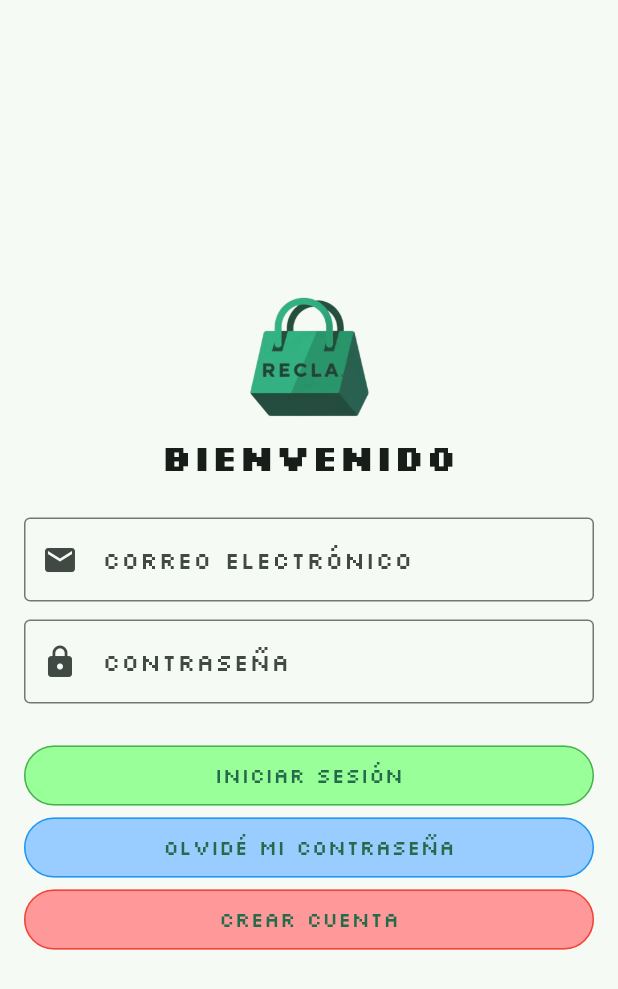
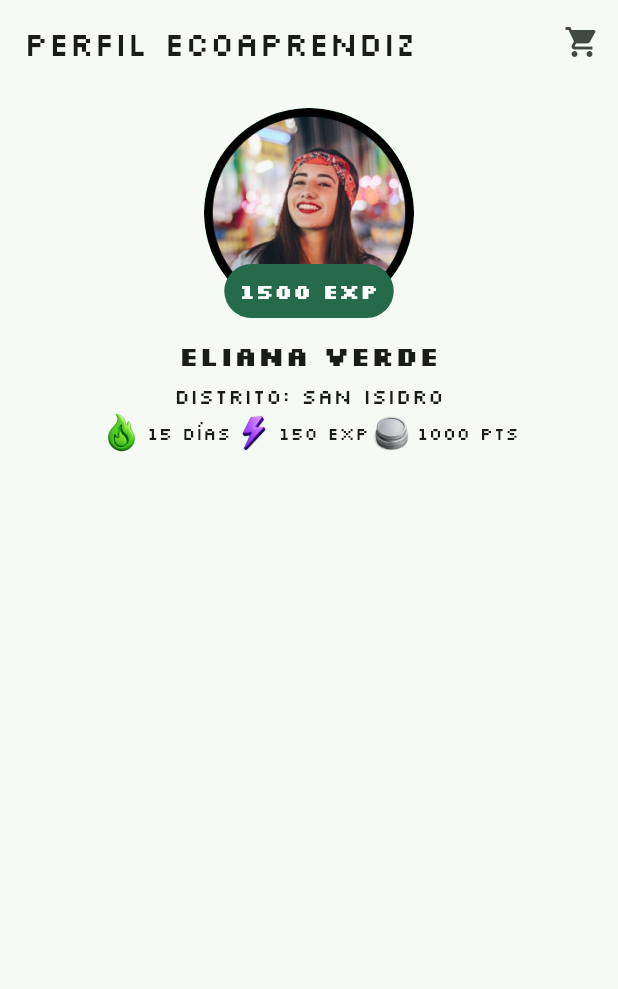
Before and after one commit to caroSeminario23/RECLA_frontend, a Flutter app: the screen it shows after launch, on a phone screen of 412 x 824 dp. Shown: the top 989 px of the screen. Run offline on Flutter 3.47's test engine with Material 3 defaults, Android fonts, the phone set to English and light mode, and no system bars.

Commit message:
Avance componente de perfil y puntos de gamificación

```diff
--- a/lib/main.dart
+++ b/lib/main.dart
@@ -3,7 +3,7 @@ import 'theme/theme.dart';
 
 import 'package:recla/src/others/features/bienvenida/bienvenida_screen.dart'; //Importación del archivo de colores
 import 'package:recla/src/platform/presentation/screens/login.dart';
-
+import 'package:recla/src/platform/presentation/screens/perfil_eco.dart';
 void main() {
   runApp(const MyApp());
 }
@@ -17,7 +17,8 @@ class MyApp extends StatelessWidget {
       title: 'RECLA',
       theme: AppTheme.lightTheme(),
       //home: const BienvenidaScreen()
-      home: const Login()
+      //home: const Login()
+      home: const PerfilEcoPagina(),
     );
   }
 }
--- /dev/null
+++ b/lib/src/gamification/presentation/widgets/puntos.dart
@@ -0,0 +1,34 @@
+import 'package:flutter/material.dart';
+
+class ImagenConTexto extends StatelessWidget {
+  final String imagePath;
+  final String text;
+
+  const ImagenConTexto({
+    super.key,
+    required this.imagePath,
+    required this.text,
+  });
+
+  @override
+  Widget build(BuildContext context) {
+    return Row(
+      mainAxisAlignment: MainAxisAlignment.center, // Centra el contenido horizontalmente
+      children: [
+        Image.asset(
+          imagePath,
+          width: 30,
+          height: 30,
+        ),
+        const SizedBox(width: 2), // Espacio entre la imagen y el texto
+        Text(
+          text,
+          style: const TextStyle(
+            fontSize: 12, // Tamaño del texto
+            //fontWeight: FontWeight.bold, // Texto en negrita
+          ),
+        ),
+      ],
+    );
+  }
+}
--- a/lib/src/platform/presentation/screens/login.dart
+++ b/lib/src/platform/presentation/screens/login.dart
@@ -21,11 +21,11 @@ class Login extends StatelessWidget {
             const Text(
               'BIENVENIDO',
               style: TextStyle(
-                fontSize: 24,
+                fontSize: 32,
                 fontWeight: FontWeight.bold,
               ),
             ),
-            SizedBox(height: 24), //Espacio entre el logo y el texto
+            SizedBox(height: 48), //Espacio entre el logo y el texto
 
             //Ingreso de email
             Align(
@@ -81,7 +81,7 @@ class Login extends StatelessWidget {
                 );
                 },
                 style: ElevatedButton.styleFrom(
-                  backgroundColor: const Color.fromARGB(255,153,255,153), // Cambia el color del botón
+                  backgroundColor: const Color.fromARGB(255,208,232,216), // Cambia el color del botón
                   side: const BorderSide(color: Colors.green, width: 1.0),
                   elevation: 0, // Elimina la sombra del botón
                 ),
@@ -112,7 +112,7 @@ class Login extends StatelessWidget {
                 );
                 },
                 style: ElevatedButton.styleFrom(
-                  backgroundColor: const Color.fromARGB(255,153,204,255), // Cambia el color del botón
+                  backgroundColor: const Color.fromARGB(255,192,233,250), // Cambia el color del botón
                   side: const BorderSide(color: Colors.blue, width: 1.0),
                   elevation: 0, // Elimina la sombra del botón
                 ),
@@ -143,7 +143,7 @@ class Login extends StatelessWidget {
                 );
                 },
                 style: ElevatedButton.styleFrom(
-                  backgroundColor: const Color.fromARGB(255,255,153,153), // Cambia el color del botón
+                  backgroundColor: const Color.fromARGB(255,255,218,214), // Cambia el color del botón
                   side: const BorderSide(color: Colors.red, width: 1.0),
                   elevation: 0, // Elimina la sombra del botón
                 ),
--- /dev/null
+++ b/lib/src/platform/presentation/screens/perfil_eco.dart
@@ -0,0 +1,72 @@
+import 'package:flutter/material.dart';
+import 'package:recla/src/platform/presentation/widgets/foto_perfil.dart';
+import 'package:recla/src/gamification/presentation/widgets/puntos.dart';
+
+
+class PerfilEcoPagina extends StatelessWidget {
+  const PerfilEcoPagina({super.key});
+  @override
+  Widget build(BuildContext context){
+    return Scaffold(
+      appBar: AppBar(
+        title: const Text('PERFIL ECOAPRENDIZ'),
+        automaticallyImplyLeading: false,
+        actions: [
+          IconButton(
+            icon: const Icon(Icons.shopping_cart),
+            /*onPressed: () {
+              Navigator.push(context,
+                MaterialPageRoute(builder: (context) => FormularioPublicacion()),
+              );
+
+            },*/
+            onPressed: () {
+                ScaffoldMessenger.of(context).showSnackBar(
+                    const SnackBar(
+                    content: Text('Funcionalidad en desarrollo'),
+                    ),
+                );
+                },
+          ),
+        ],
+      ),
+      body: Container(
+        padding: const EdgeInsets.symmetric(horizontal: 16, vertical: 16),
+        child: Column(
+          mainAxisAlignment: MainAxisAlignment.start,
+          crossAxisAlignment: CrossAxisAlignment.center,
+          children: [
+            //Llamada a la imagen de perfil
+            Center(
+              child: PerfilExp(
+                imagePath: 'assets/images/foto_perfil_ejemplo.png',
+                experience: 1500,
+                name: 'Eliana Verde',
+                district: 'San Isidro',
+              ),
+            ),
+            Center(
+              child: Row(
+                mainAxisAlignment: MainAxisAlignment.center,
+                children: [
+                  ImagenConTexto(
+                  imagePath: 'assets/images/icono_racha.png',
+                  text: '15 días',
+                  ),
+                  ImagenConTexto(
+                  imagePath: 'assets/images/icono_experiencia.png',
+                  text: '150 EXP',
+                  ),
+                  ImagenConTexto(
+                    imagePath: 'assets/images/icono_monedas.png',
+                    text: '1000 PTS',)
+                ],
+              )
+            ),
+
+          ]
+        ),
+      ),
+    );
+  }
+}
--- /dev/null
+++ b/lib/src/platform/presentation/widgets/foto_perfil.dart
@@ -0,0 +1,87 @@
+import 'package:flutter/material.dart';
+
+class PerfilExp extends StatelessWidget {
+  final String imagePath;
+  final int experience;
+  final String name;
+  final String district;
+
+  const PerfilExp({
+    super.key,
+    required this.imagePath,
+    required this.experience,
+    required this.name,
+    required this.district,
+  });
+
+  @override
+  Widget build(BuildContext context) {
+    return Column(
+      mainAxisAlignment: MainAxisAlignment.center,
+      crossAxisAlignment: CrossAxisAlignment.center,
+      children: [
+        // Imagen y cuadro de experiencia
+        Stack(
+          alignment: Alignment.bottomCenter,
+          children: [
+            // Imagen circular
+            /*Container(
+                width: 150, // Ajusta el tamaño del contenedor
+                height: 150, // Ajusta el tamaño del contenedor
+                decoration: BoxDecoration(
+                    shape: BoxShape.circle, // Forma circular
+                    border: Border.all(
+                    color: const Color.fromARGB(255, 36, 106, 75), // Color del borde
+                    width: 4, // Grosor del borde
+                    ),
+                ),
+                child: CircleAvatar(
+                    radius: 70, // Tamaño de la imagen
+                    backgroundImage: AssetImage(imagePath), // Ruta de la imagen
+                ),
+            ),*/
+            CircleAvatar(
+              radius: 70, // Tamaño de la imagen
+              backgroundImage: AssetImage(imagePath), // Ruta de la imagen
+            ),
+            // Cuadro de experiencia
+            Positioned(
+              bottom: 0,
+              child: Container(
+                padding: const EdgeInsets.symmetric(horizontal: 10, vertical: 8),
+                decoration: BoxDecoration(
+                  color: const Color.fromARGB(255, 36, 106, 75), // Color del cuadro
+                  borderRadius: BorderRadius.circular(30), // Bordes redondeados
+                ),
+                child: Text(
+                  '$experience EXP',
+                  style: const TextStyle(
+                    color: Colors.white, // Color del texto
+                    fontWeight: FontWeight.bold,
+                  ),
+                ),
+              ),
+            ),
+          ],
+        ),
+        const SizedBox(height: 12), // Espacio entre la imagen y el texto
+        // Nombres
+        Text(
+          name,
+          style: const TextStyle(
+            fontSize: 18,
+            fontWeight: FontWeight.bold,
+          ),
+        ),
+        const SizedBox(height: 4), // Espacio entre el nombre y el distrito
+        // Distrito
+        Text(
+          'Distrito: $district',
+          style: const TextStyle(
+            fontSize: 14,
+          ),
+        ),
+      ],
+    );
+  }
+}
```
